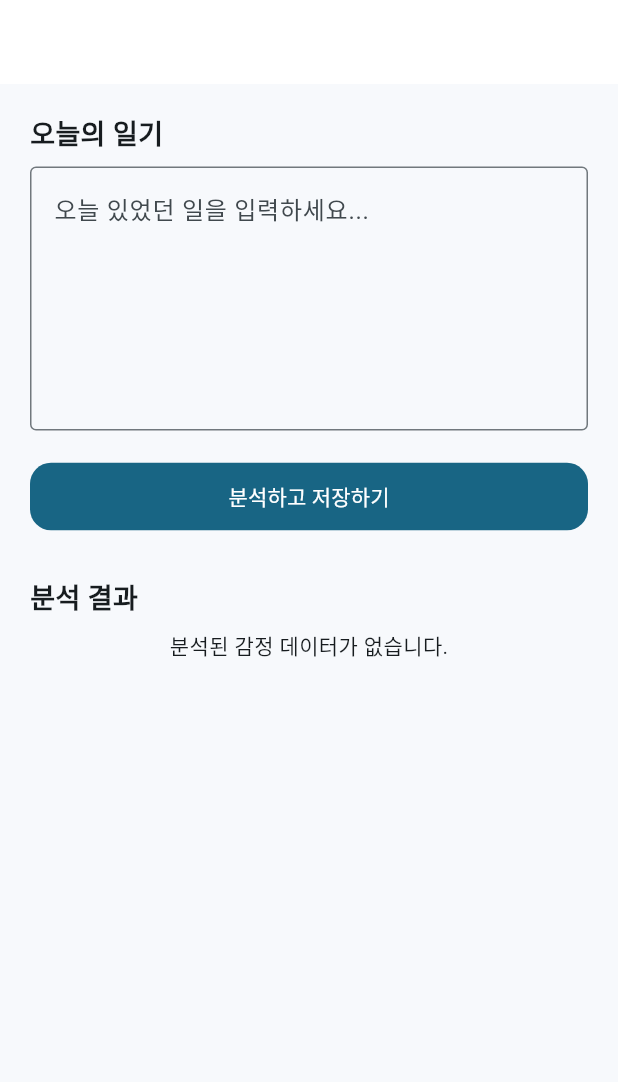
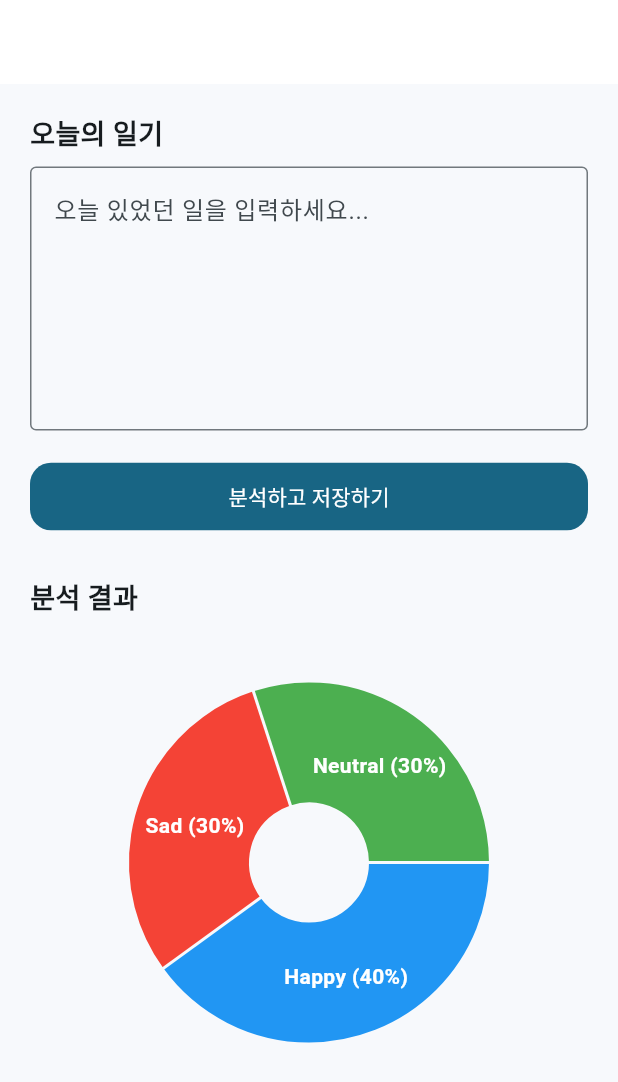
Before and after one commit to yoyowasi/mind_line_front, a Flutter app: the DiaryScreen screen opened by its route, on a phone screen of 412 x 824 dp. Shown: the top 1082 px of the screen. Run offline on Flutter 3.47's test engine with Material 3 defaults, Android fonts, the phone set to English and light mode, and no system bars; drawn by our look-alikes of fl_chart; our stand-ins replace firebase_auth, firebase_core, firebase_messaging, flutter_local_notifications, go_router, image_picker and 2 more; accounts and stored records are empty.

Commit message:
욕심쟁이 리민영

```diff
--- a/lib/core/tabs_registry.dart
+++ b/lib/core/tabs_registry.dart
@@ -36,19 +36,19 @@ final Map<String, TabDefinition> kAllTabs = {
   ),
   'schedule': TabDefinition(
     id: 'schedule',
-    label: '내 일정',
+    label: '일정',
     icon: Icons.calendar_month,
     builder: (ctx) => const widgets_expense.ExpenseTab(),
   ),
   'expense': TabDefinition(
     id: 'expense',
-    label: '지출내역',
+    label: '지출',
     icon: Icons.attach_money,
     builder: (ctx) => const widgets_schedule.ScheduleTab(),
   ),
   'diary': TabDefinition(
     id: 'diary',
-    label: '일기 보기',
+    label: '일기',
     icon: Icons.book_outlined,
     builder: (ctx) => const widgets_diary.DaliyTab(),
   ),
--- a/lib/routes/app_routes.dart
+++ b/lib/routes/app_routes.dart
@@ -9,7 +9,7 @@ import '../features/diary/emotion_stats_screen.dart';
 import '../home/home_screen.dart';
 
 final GoRouter appRoutes = GoRouter(
-  initialLocation: '/main', // ✅ 앱 시작 화면을 사이드바 기반으로
+  initialLocation: '/home', // ✅ 앱 시작 화면을 사이드바 기반으로
   redirect: (context, state) {
     final isLoggedIn = FirebaseAuth.instance.currentUser != null;
     final isLoggingIn = state.uri.toString() == '/login' || state.uri.toString() == '/register';
--- a/lib/widgets/emotion_chart.dart
+++ b/lib/widgets/emotion_chart.dart
@@ -9,39 +9,53 @@ class EmotionChart extends StatelessWidget {
 
   @override
   Widget build(BuildContext context) {
-    final emotionCount = <String, int>{};
-
-    // 🔹 감정별 개수 세기
-    for (var entry in entries) {
-      emotionCount[entry.emotion] = (emotionCount[entry.emotion] ?? 0) + 1;
-    }
-
-    final total = emotionCount.values.fold<int>(0, (a, b) => a + b);
-
-    if (emotionCount.isEmpty) {
-      return const Center(child: Text('분석된 감정 데이터가 없습니다.'));
-    }
-
+    // NOTE: Using hardcoded data for debugging the rendering issue.
     return AspectRatio(
       aspectRatio: 1.2,
       child: PieChart(
         PieChartData(
-          sections: emotionCount.entries.map((e) {
-            final percent = total > 0 ? (e.value / total * 100) : 0;
-            final color = Color(e.key.hashCode | 0xFF000000).withOpacity(1.0);
-
-            return PieChartSectionData(
-              color: color,
-              value: e.value.toDouble(),
-              title: '${e.key} (${percent.toStringAsFixed(1)}%)',
+          pieTouchData: PieTouchData(
+            touchCallback: (FlTouchEvent event, pieTouchResponse) {
+              //-
+            },
+          ),
+          sectionsSpace: 2, // Add some space between sections
+          centerSpaceRadius: 40, // Add a center space
+          sections: [
+            PieChartSectionData(
+              color: Colors.blue,
+              value: 40,
+              title: 'Happy (40%)',
               radius: 80,
               titleStyle: const TextStyle(
                 fontSize: 14,
                 fontWeight: FontWeight.bold,
                 color: Colors.white,
               ),
-            );
-          }).toList(),
+            ),
+            PieChartSectionData(
+              color: Colors.red,
+              value: 30,
+              title: 'Sad (30%)',
+              radius: 80,
+              titleStyle: const TextStyle(
+                fontSize: 14,
+                fontWeight: FontWeight.bold,
+                color: Colors.white,
+              ),
+            ),
+            PieChartSectionData(
+              color: Colors.green,
+              value: 30,
+              title: 'Neutral (30%)',
+              radius: 80,
+              titleStyle: const TextStyle(
+                fontSize: 14,
+                fontWeight: FontWeight.bold,
+                color: Colors.white,
+              ),
+            ),
+          ],
         ),
       ),
     );
```
